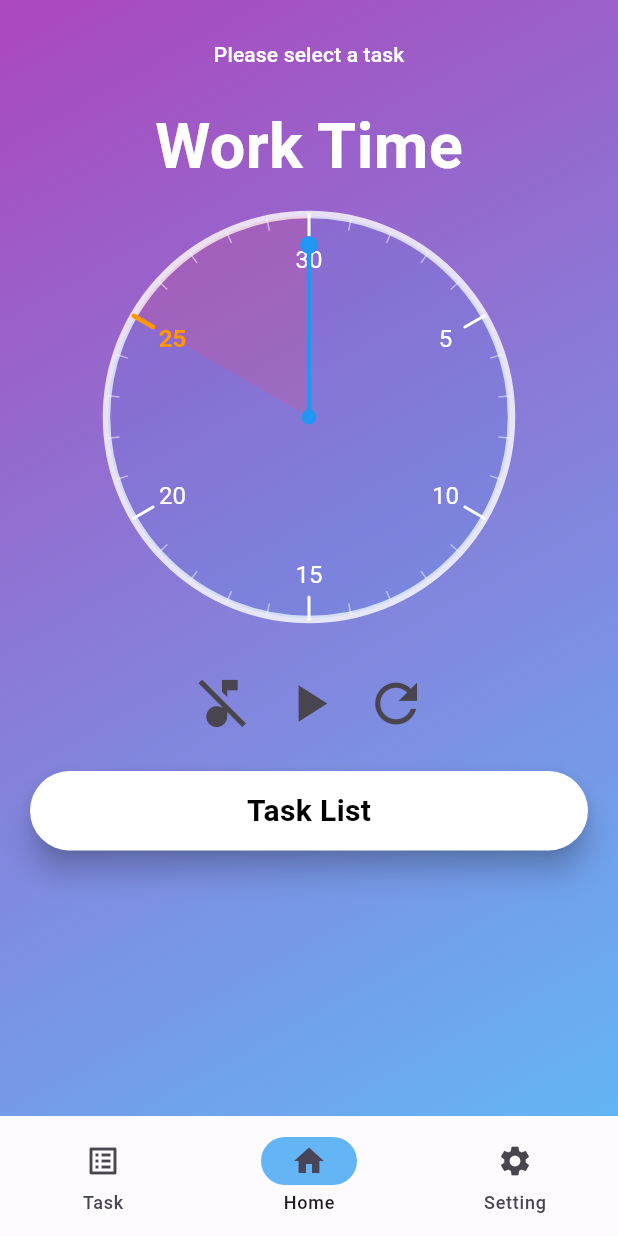
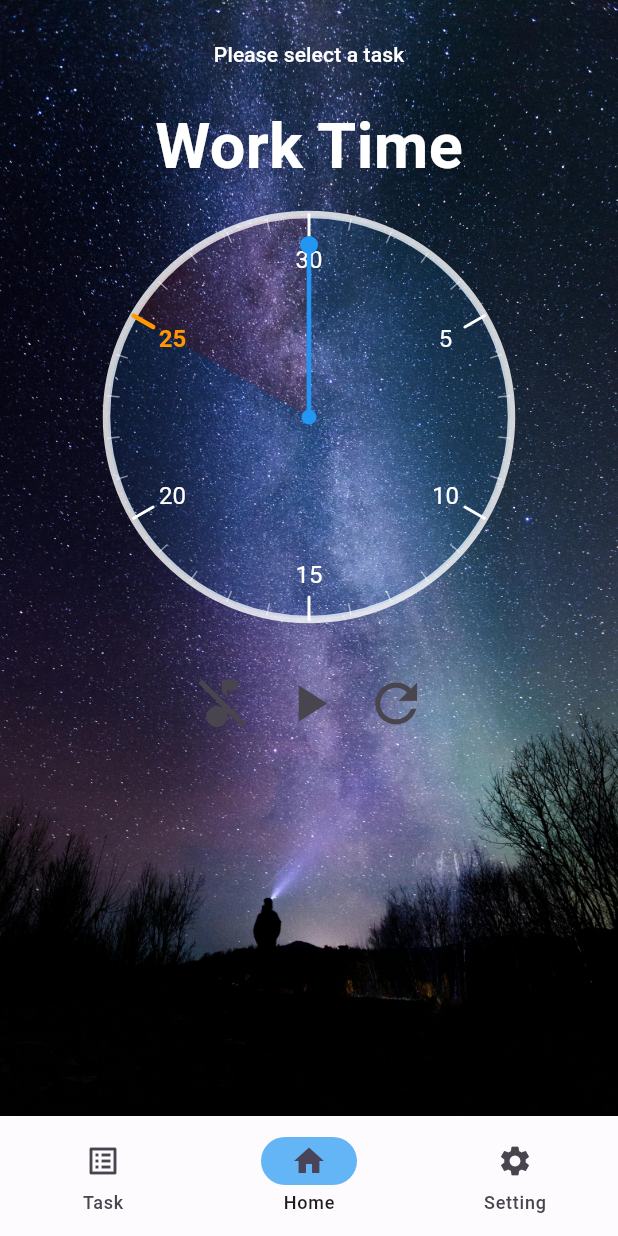
Before and after one commit to Hongjing-1/tomato-clock, a Flutter app: the screen it shows after launch, on a phone screen of 412 x 824 dp. Run offline on Flutter 3.47's test engine with Material 3 defaults, Android fonts, the light colour scheme and no system bars; our stand-ins replace audioplayers, shared_preferences.

Commit message:
change the home page background

```diff
--- a/lib/home.dart
+++ b/lib/home.dart
@@ -18,6 +18,8 @@ class _HomepageState extends State<Homepage> with SingleTickerProviderStateMixin
   late AudioPlayer _audioPlayer;
 
   Timer? _countdownTimer;
+
+  List<Map<String, String>> tasks = [];
 
   int workDuration = 25;
   int breakDuration = 5;
@@ -108,11 +110,10 @@ class _HomepageState extends State<Homepage> with SingleTickerProviderStateMixin
 
     return Scaffold(
       body: Container(
-        decoration: BoxDecoration(
-          gradient: LinearGradient(
-            begin: Alignment.topLeft,
-            end: Alignment.bottomRight,
-            colors: [Colors.purple.shade400, Colors.blue.shade300],
+        decoration: const BoxDecoration(
+          image: DecorationImage(
+            image: AssetImage('assets/space.jpg'),
+            fit: BoxFit.cover,
           ),
         ),
         child: SafeArea(
@@ -188,45 +189,46 @@ class _HomepageState extends State<Homepage> with SingleTickerProviderStateMixin
                     shape: RoundedRectangleBorder(
                       borderRadius: BorderRadius.circular(32),
                     ),
-                    child: SingleChildScrollView(
-                      child: Padding(
-                        padding: const EdgeInsets.all(12),
-                        child: Column(
-                          children: [
-                            const Text(
-                              "Task List",
-                              style: TextStyle(
-                                fontSize: 20,
-                                color: Colors.black,
-                                fontWeight: FontWeight.bold,
-                              ),
-                            ),
-                            ListView.builder(
-                              shrinkWrap: true,
-                              physics: const NeverScrollableScrollPhysics(),
-                              itemCount: taskProvider.tasks.length,
-                              itemBuilder: (context, index) {
-                                final task = taskProvider.tasks[index];
-                                return Column(
-                                  children: [
-                                    ListTile(
-                                      title: Text(task['task']!),
-                                      subtitle: Text("Work: ${task['work']} min, Rest: ${task['rest']} min"),
-                                      trailing: IconButton(
-                                        icon: const Icon(Icons.delete_outline, color: Colors.red),
-                                        onPressed: () => taskProvider.deleteTask(index),
-                                      ),
-                                    ),
-                                    if (index < taskProvider.tasks.length - 1)
-                                      const Divider(height: 1, color: Colors.grey),
-                                  ],
-                                );
-                              },
-                            ),
-                          ],
-                        ),
-                      ),
-                    ),
+                    // child: SingleChildScrollView(
+                    //   child: Padding(
+                    //     padding: const EdgeInsets.all(12),
+                    //     child: Column(
+                    //       children: [
+                    //         const Text(
+                    //           "Task List",
+                    //           style: TextStyle(
+                    //             fontSize: 20,
+                    //             color: Colors.black,
+                    //             fontWeight: FontWeight.bold,
+                    //           ),
+                    //         ),
+                    //         ListView.builder(
+                    //           itemCount: tasks.length,
+                    //           itemBuilder: (context, index) {
+                    //             final task = tasks[index];
+                    //             return GestureDetector(
+                    //               onTap: () {
+                    //                 // _editTaskDialog(index);
+                    //               },
+                    //               onLongPress: () {
+                    //                 // _confirmDelete(index);
+                    //               },
+                    //               child: Card(
+                    //                 margin: const EdgeInsets.symmetric(
+                    //                     horizontal: 16, vertical: 8),
+                    //                 color: Colors.white70,
+                    //                 child: ListTile(
+                    //                   title: Text('${task['task']}'), // 加這航線會顯示task name
+                    //                   subtitle: Text('Rest: ${task['rest']} min\nWork: ${task['work']} min'), // 原本的 work 改來這裡(用\n換行)
+                    //                 ),
+                    //               ),
+                    //             );
+                    //           },
+                    //         ),
+                    //       ],
+                    //     ),
+                    //   ),
+                    // ),
                   ),
                 ),
               ],
```
